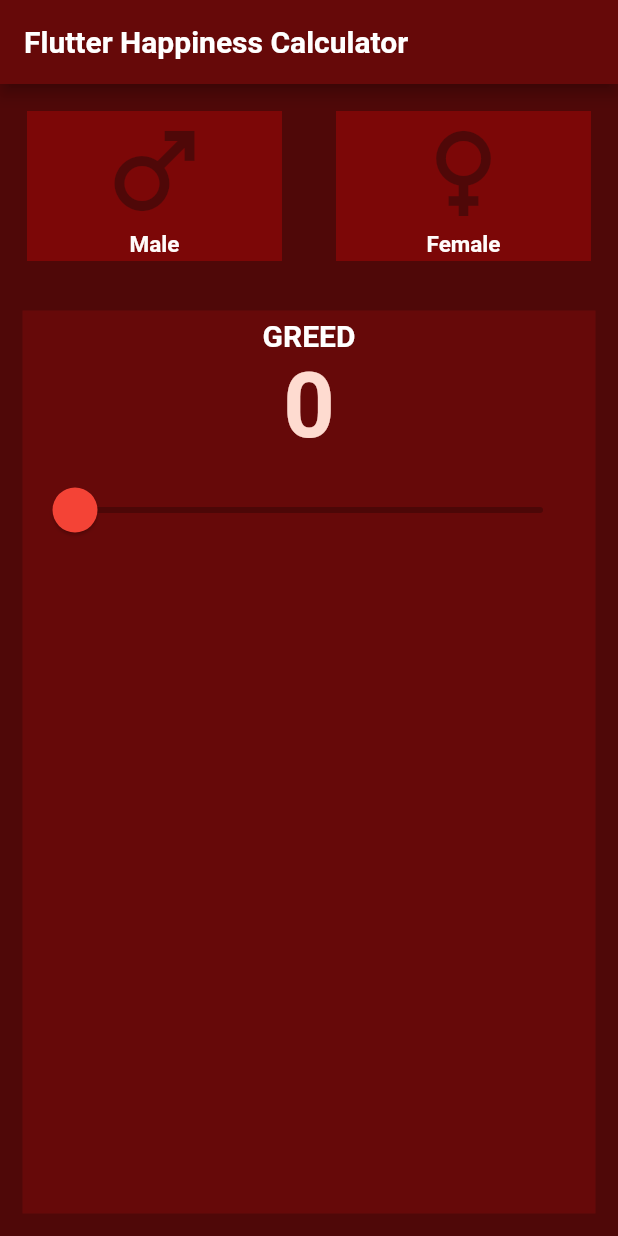
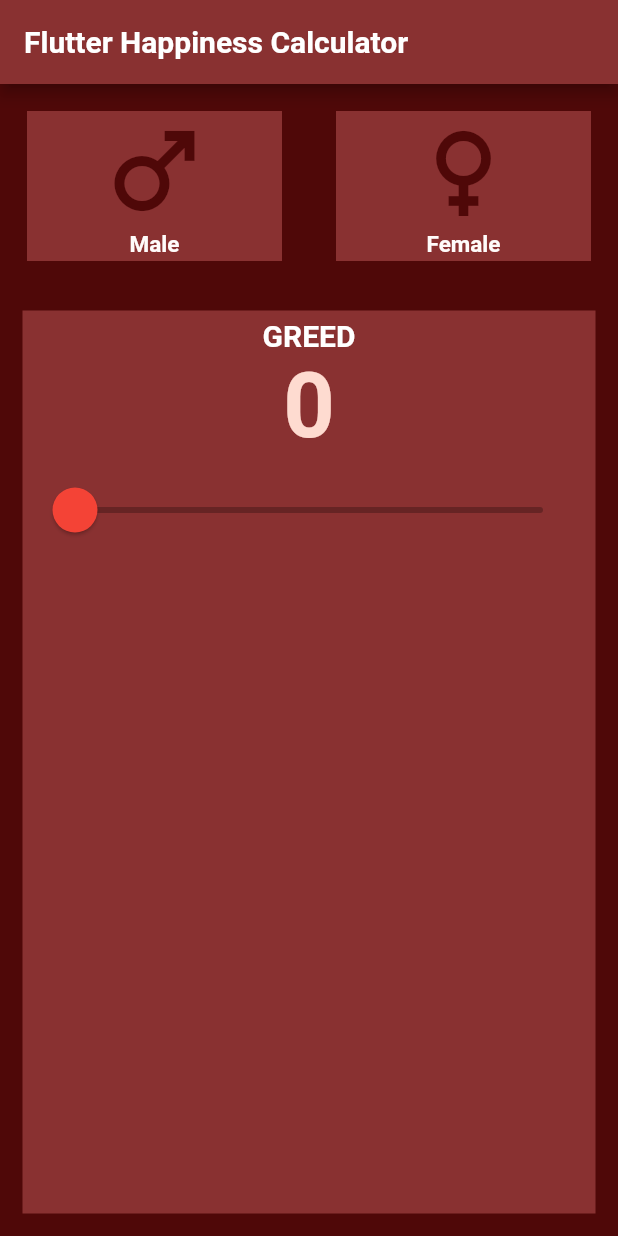
Before and after one commit to sanjibsinha/happiness_calculator, a Flutter app: the screen it shows after launch, on a phone screen of 412 x 824 dp. Run offline on Flutter 3.47's test engine with Material 2 defaults, Android fonts, the phone set to English and light mode, and no system bars; our stand-ins replace google_fonts; Roboto replaces fonts that are missing (Antic, Laila, Langar).

Commit message:
Third for this branch

```diff
--- a/lib/model/happ_theme.dart
+++ b/lib/model/happ_theme.dart
@@ -122,8 +122,8 @@ class HappyTheme {
     brightness: Brightness.light,
   );
 
-  static const Color activeCoor = Color(0xFF660909);
-  static const Color inactiveCoor = Color(0xFF7c0707);
+  static const Color activeCoor = Color(0xFFaa1111);
+  static const Color inactiveCoor = Color(0xFF893131);
 
   static const Color shrinePink50 = Color(0xFFFEEAE6);
   static const Color shrinePink100 = Color(0xFFFEDBD0);
@@ -131,7 +131,7 @@ class HappyTheme {
   static const Color shrinePink400 = Color(0xFFEAA4A4);
 
   static const Color shrineBrown900 = Color(0xFF4f0808);
-  static const Color shrineBrown600 = Color(0xFF660909);
+  static const Color shrineBrown600 = Color(0xFF893131);
 
   static const Color shrineErrorRed = Color(0xFFC5032B);
 
--- a/lib/view/happiness_home_page.dart
+++ b/lib/view/happiness_home_page.dart
@@ -1,6 +1,5 @@
 import 'package:flutter/material.dart';
 
-import 'package:font_awesome_flutter/font_awesome_flutter.dart';
 import '../model/happ_theme.dart';
 import '../model/constants.dart';
 import '../model/container_color.dart';
--- a/pubspec.yaml
+++ b/pubspec.yaml
@@ -40,7 +40,7 @@ dev_dependencies:
     sdk: flutter
 
   google_fonts: ^2.3.1
-  font_awesome_flutter: ^10.0.0
+
 
   # The "flutter_lints" package below contains a set of recommended lints to
   # encourage good coding practices. The lint set provided by the package is
```
Also changed, not shown: pubspec.lock.
